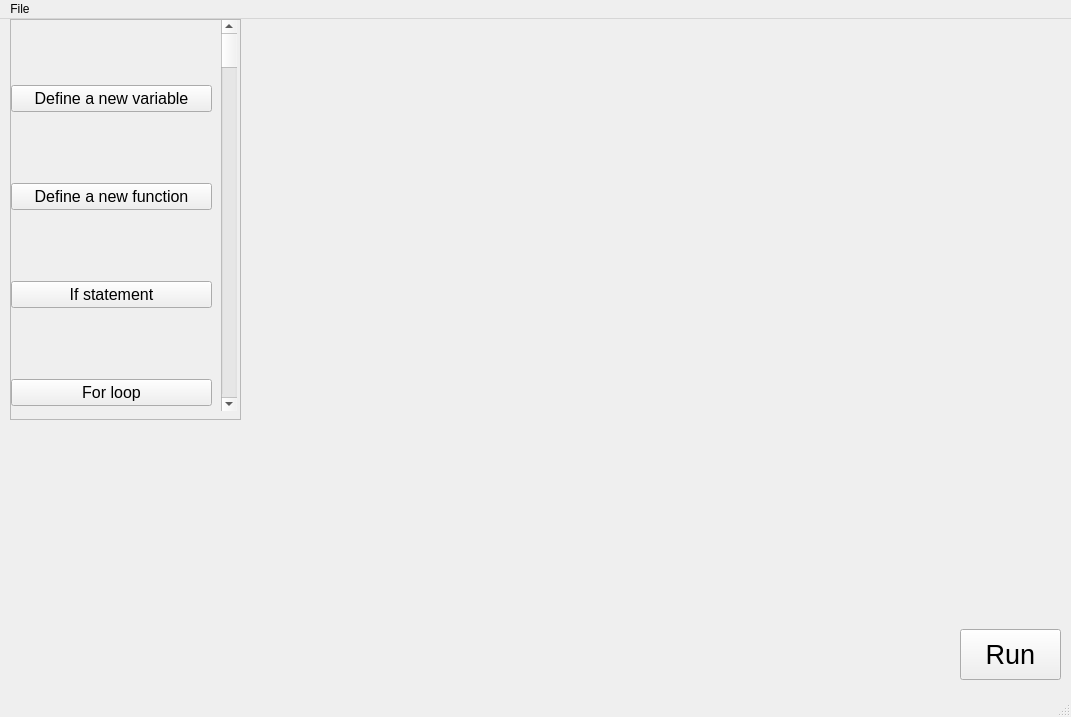
Qt form mainwindow.ui (CrescentonC/COMP2012H_19_Fall_Project) before a commit.
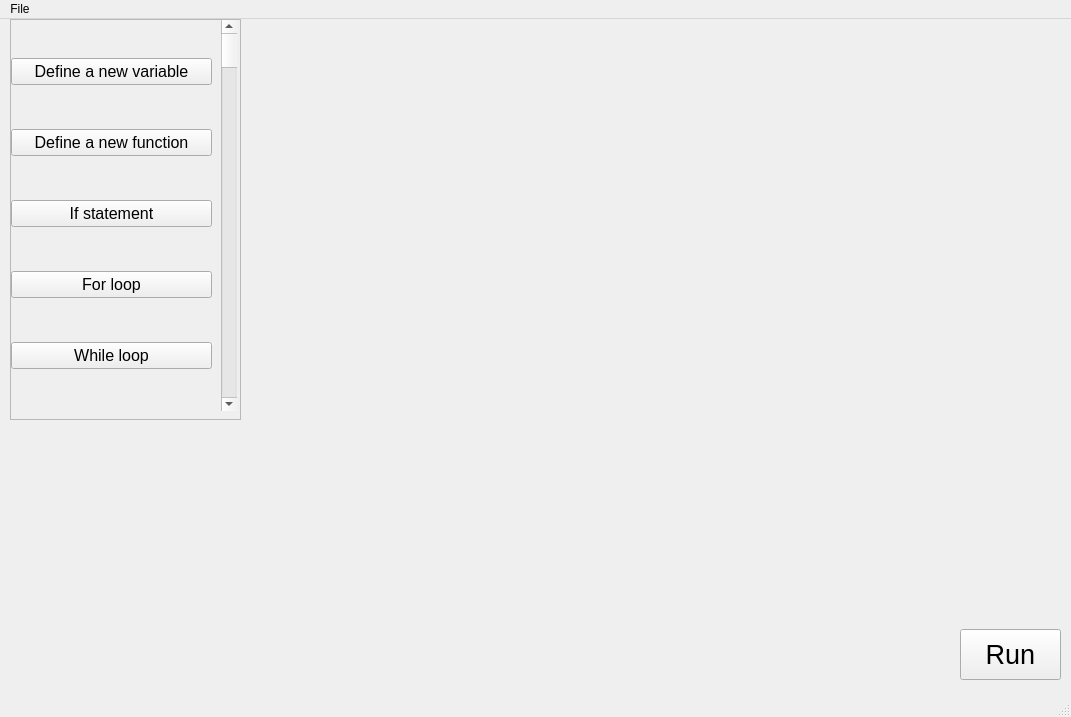
The same form after that commit.

Commit message: minor change to mainwindow.ui related to scroll bar area

Patch:
```diff
--- a/mainwindow.ui
+++ b/mainwindow.ui
@@ -73,7 +73,7 @@
         <x>0</x>
         <y>0</y>
         <width>201</width>
-        <height>551</height>
+        <height>391</height>
        </rect>
       </property>
       <layout class="QGridLayout" name="gridLayout">
```
